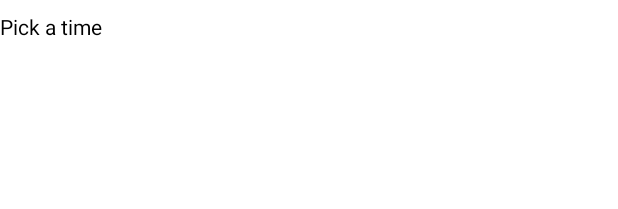
After one commit to abd99/Med-Dose, an Android app: the layout select_time_item.xml on its own in the app's theme, with its tools: preview values and no code run, on a phone screen of 412 x 824 dp. The commit adds this screen. Shown: the top 209 px of the screen. Run offline under Robolectric (Android 15) with nearby library versions, the phone set to English and light mode, and no system bars; Roboto replaces fonts that are not available here.

Commit message:
Setup RecyclerView for showing time TextView

```diff
--- /dev/null
+++ b/app/src/main/res/layout/select_time_item.xml
@@ -0,0 +1,17 @@
+<?xml version="1.0" encoding="utf-8"?>
+<LinearLayout xmlns:android="http://schemas.android.com/apk/res/android"
+    android:orientation="vertical"
+    android:layout_width="match_parent"
+    android:layout_height="wrap_content">
+
+    <com.google.android.material.textview.MaterialTextView
+        android:id="@+id/text_view_select_time"
+        android:layout_width="wrap_content"
+        android:layout_height="wrap_content"
+        android:paddingTop="8dp"
+        android:paddingBottom="8dp"
+        android:text="@string/pick_a_time"
+        android:textColor="@android:color/black"
+        android:textSize="14sp" />
+
+</LinearLayout>
--- a/app/src/main/res/values/strings.xml
+++ b/app/src/main/res/values/strings.xml
@@ -11,6 +11,7 @@
     <string name="medicine_name_hint">Medicine name</string>
     <string name="string_from">From</string>
     <string name="string_schedule">Schedule</string>
+    <string name="pick_a_time">Pick a time</string>
 
     <string-array name="schedule_arrays">
         <item>Once a day</item>
```
Also changed, not shown: app/src/main/java/com/abdsoft/med_dose/ui/home/AddDialog.java (+33 -9 lines), app/src/main/java/com/abdsoft/med_dose/ui/home/time/TimeAdapter.java (added, +55 -0 lines), app/src/main/java/com/abdsoft/med_dose/ui/home/time/TimeItem.java (added, +18 -0 lines), app/src/main/res/layout/add_medicine_dialog.xml (+10 -2 lines), app/src/main/res/menu/add_dialog_menu.xml (renamed from app/src/main/res/menu/add_dialog.xml).
